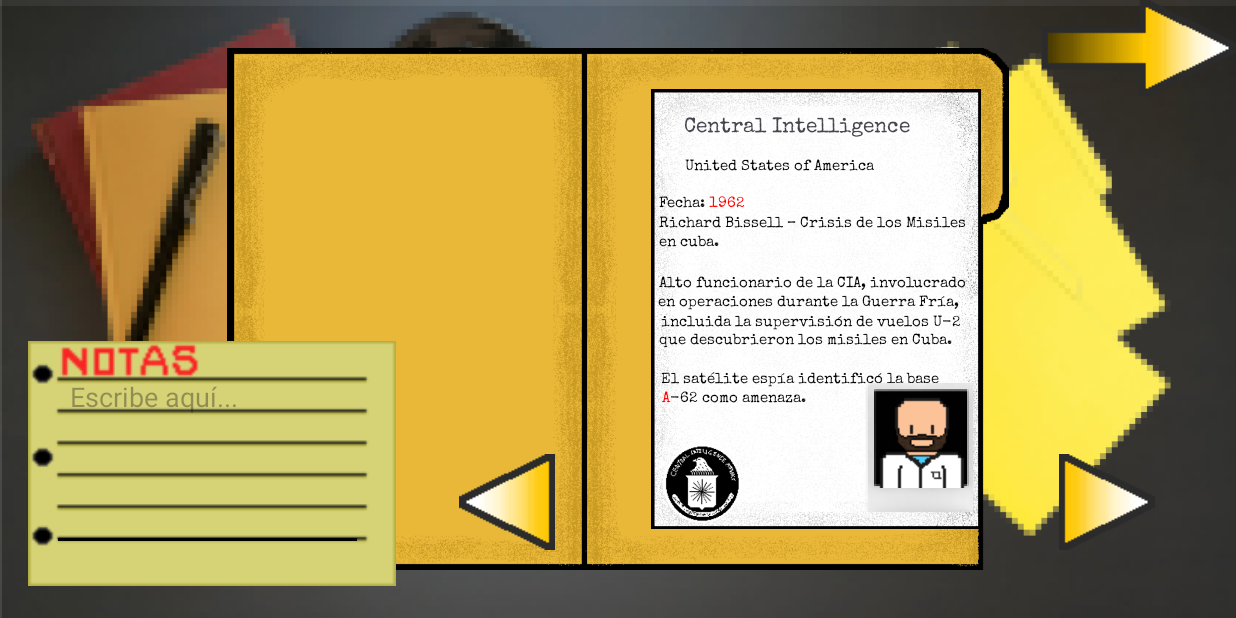
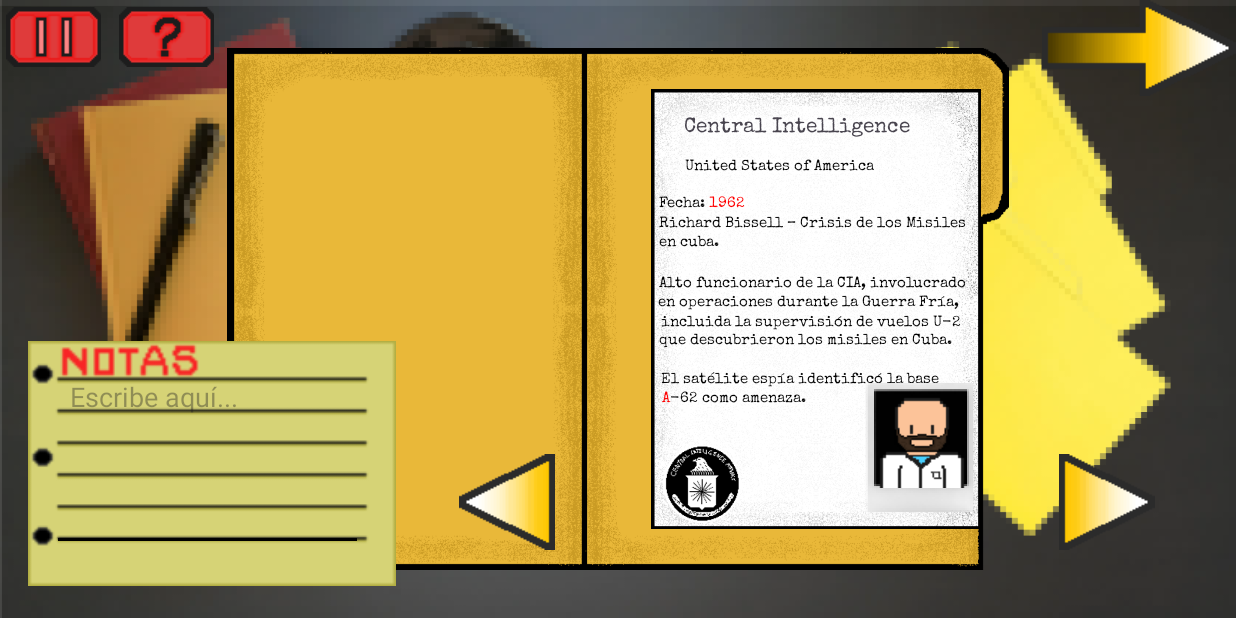
Before and after one commit to Maria7703/Videojuego, an Android app: the DemoActivity screen opened directly, with no data from a screen before it, after a tap on "Siguiente", on a phone screen of 824 x 412 dp (held sideways). Run offline under Robolectric (Android 15) with nearby library versions, the phone set to English and light mode, and no system bars.

Commit message:
ocultar barras en todas pantallas y botones

```diff
--- a/app/src/main/java/com/example/videojuego/DemoActivity.java
+++ b/app/src/main/java/com/example/videojuego/DemoActivity.java
@@ -20,6 +20,16 @@ public class DemoActivity extends AppCompatActivity {
     protected void onCreate(Bundle savedInstanceState) {
         super.onCreate(savedInstanceState);
         setContentView(R.layout.demmo);  // ✅ Siempre va primero
+
+        View decorView = getWindow().getDecorView();
+        decorView.setSystemUiVisibility(
+                View.SYSTEM_UI_FLAG_IMMERSIVE_STICKY
+                        | View.SYSTEM_UI_FLAG_FULLSCREEN
+                        | View.SYSTEM_UI_FLAG_HIDE_NAVIGATION
+                        | View.SYSTEM_UI_FLAG_LAYOUT_FULLSCREEN
+                        | View.SYSTEM_UI_FLAG_LAYOUT_HIDE_NAVIGATION
+                        | View.SYSTEM_UI_FLAG_LAYOUT_STABLE
+        );
 
         // Obtener si es nueva partida
         boolean nuevaPartida = getIntent().getBooleanExtra("nuevaPartida", false);
--- a/app/src/main/res/layout/demmo.xml
+++ b/app/src/main/res/layout/demmo.xml
@@ -237,7 +237,7 @@
             app:layout_constraintStart_toStartOf="@+id/fondoFoto"
             app:layout_constraintTop_toTopOf="@+id/fondoFoto"
             app:layout_constraintVertical_bias="0.372"
-            app:srcCompat="@drawable/cient1" />
+            app:srcCompat="@drawable/cient3" />
 
 
 
@@ -853,7 +853,7 @@
         android:layout_height="match_parent"
         tools:layout_editor_absoluteX="136dp"
         tools:layout_editor_absoluteY="16dp"
-        android:visibility="visible">
+        android:visibility="gone">
 
         <ImageView
             android:id="@+id/fondoHoja5"
@@ -1130,6 +1130,32 @@
         app:layout_constraintVertical_bias="0.0"
         app:srcCompat="@drawable/flecha2" />
 
+    <ImageButton
+        android:id="@+id/botonPausa"
+        android:layout_width="63dp"
+        android:layout_height="41dp"
+        android:layout_marginStart="4dp"
+        android:layout_marginTop="4dp"
+        android:background="@android:color/transparent"
+        android:contentDescription="Siguiente"
+        android:padding="0dp"
+        app:layout_constraintStart_toStartOf="parent"
+        app:layout_constraintTop_toTopOf="parent"
+        app:srcCompat="@drawable/botonpausa" />
+
+    <ImageButton
+        android:id="@+id/botonAyuda"
+        android:layout_width="63dp"
+        android:layout_height="41dp"
+        android:layout_marginStart="12dp"
+        android:layout_marginTop="4dp"
+        android:background="@android:color/transparent"
+        android:contentDescription="Siguiente"
+        android:padding="0dp"
+        app:layout_constraintStart_toEndOf="@+id/botonPausa"
+        app:layout_constraintTop_toTopOf="parent"
+        app:srcCompat="@drawable/botonayuda" />
+
 </androidx.constraintlayout.widget.ConstraintLayout>
 
 
```
Also changed, not shown: app/src/main/java/com/example/videojuego/ContrasenaActivity.java (+11 -0 lines), app/src/main/java/com/example/videojuego/Identificacion2Activity.java (+11 -0 lines), app/src/main/java/com/example/videojuego/IdentificacionActivity.java (+11 -0 lines), app/src/main/java/com/example/videojuego/PantallaCompuActivity.java (+11 -0 lines), app/src/main/java/com/example/videojuego/SiguienteActivity.java (+11 -0 lines), app/src/main/res/layout/compu_contra.xml (+33 -0 lines), app/src/main/res/drawable/botonayuda.png (added), app/src/main/res/drawable/botonpausa.png (added), app/src/main/res/drawable/cient3.png (added).
